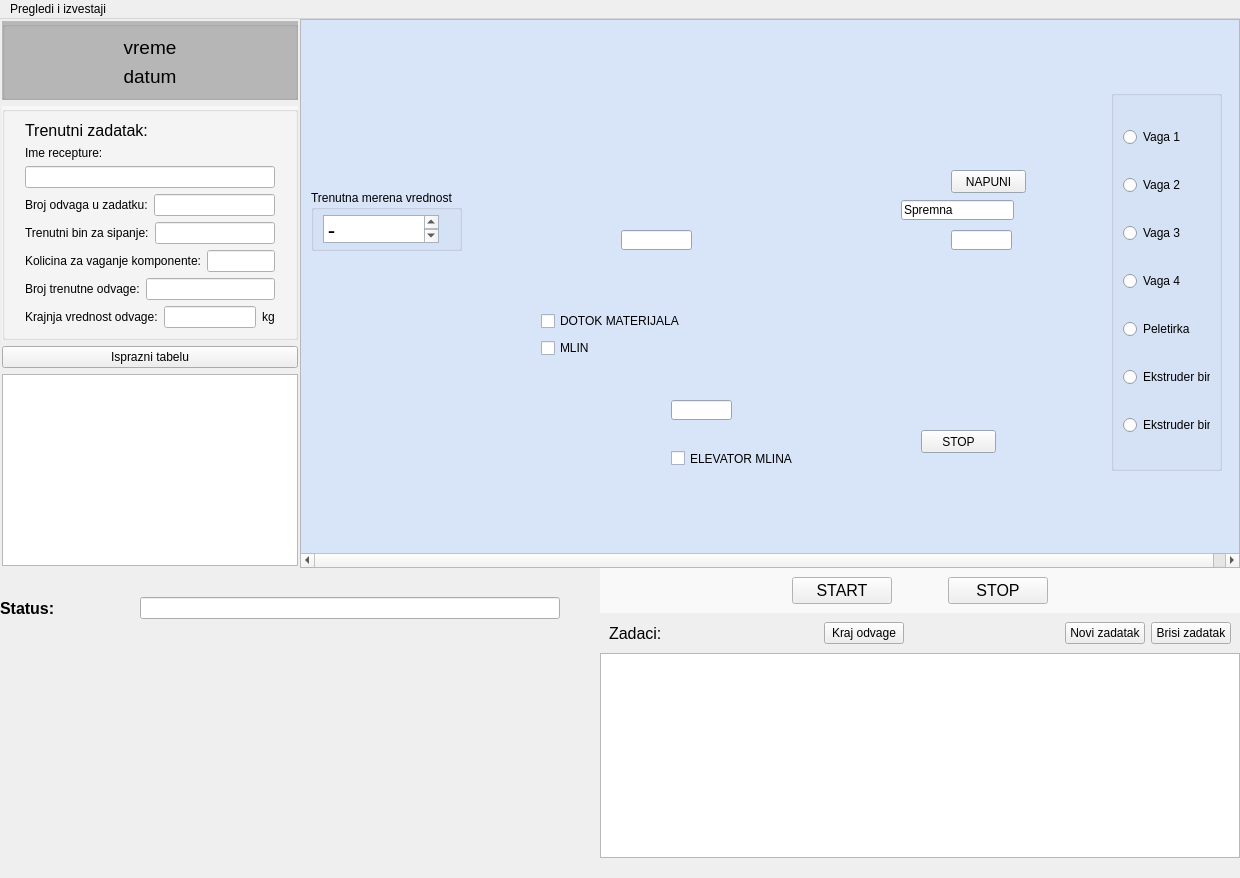
Qt form ui/automainwindow.ui (nikolakn/biovita) before a commit.
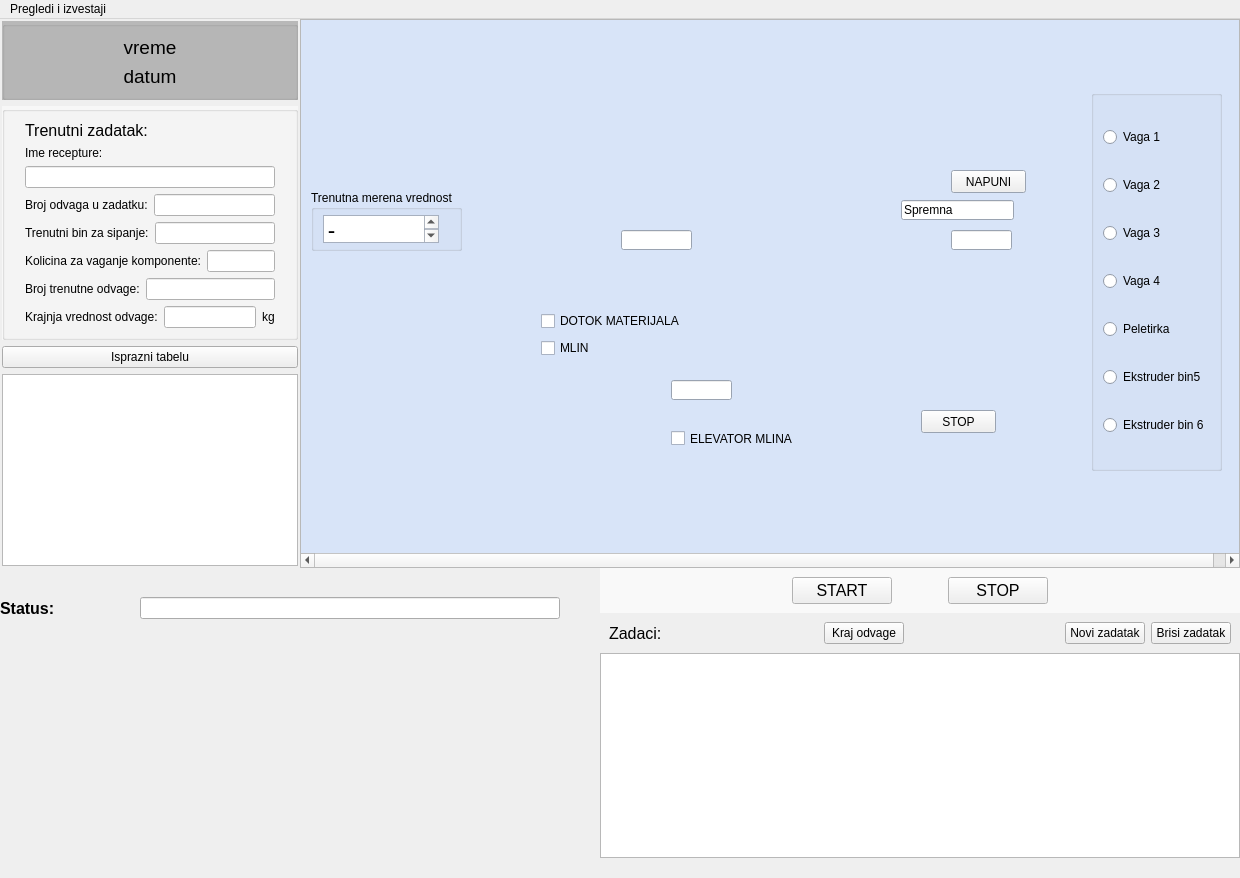
The same form after that commit. Custom widgets are drawn as their Qt base class.

What changed in the file:
```diff
--- a/ui/automainwindow.ui
+++ b/ui/automainwindow.ui
@@ -601,7 +601,7 @@
           <property name="geometry">
            <rect>
             <x>370</x>
-            <y>380</y>
+            <y>360</y>
             <width>61</width>
             <height>20</height>
            </rect>
@@ -611,7 +611,7 @@
           <property name="geometry">
            <rect>
             <x>370</x>
-            <y>430</y>
+            <y>410</y>
             <width>141</width>
             <height>17</height>
            </rect>
@@ -623,9 +623,9 @@
          <widget class="QGroupBox" name="groupBox_6">
           <property name="geometry">
            <rect>
-            <x>810</x>
+            <x>790</x>
             <y>70</y>
-            <width>111</width>
+            <width>131</width>
             <height>381</height>
            </rect>
           </property>
@@ -724,7 +724,7 @@
           <property name="geometry">
            <rect>
             <x>620</x>
-            <y>410</y>
+            <y>390</y>
             <width>75</width>
             <height>23</height>
            </rect>
```
